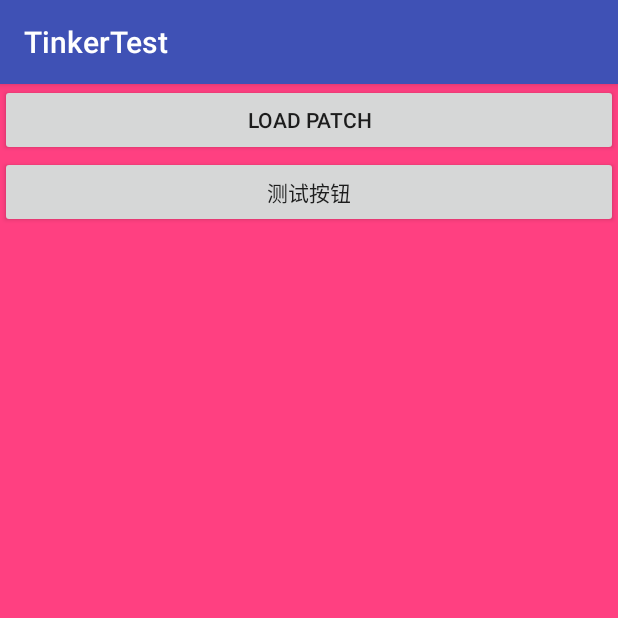
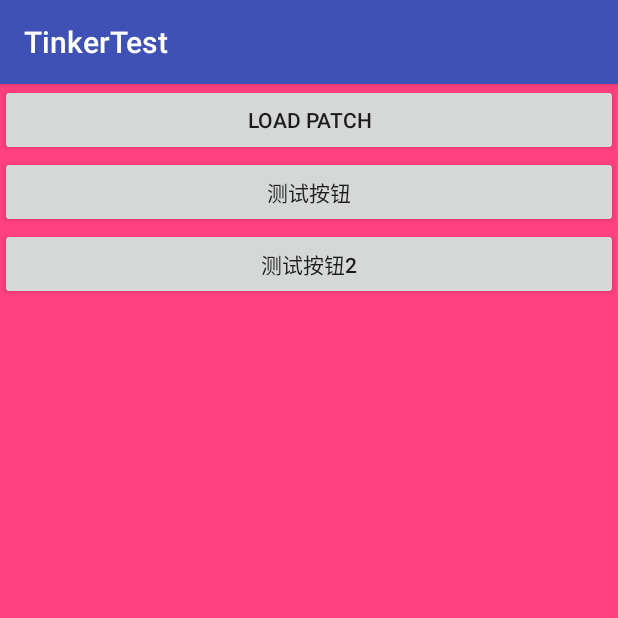
Before and after one commit to xiaobaima520gyj/TinkerDemo, an Android app: the screen it shows after launch (MainActivity), after a tap on "LOAD PATCH", on a phone screen of 412 x 824 dp, the top half of it. Run offline under Robolectric (Android 15) with nearby library versions, the phone set to English and light mode, and no system bars; libraries missing offline, so code that uses them is left out: com.tencent.tinker; 1 statement that could not run was skipped.

Commit message:
修改了热修复的加载成功之后的行为

```diff
--- a/app/build.gradle
+++ b/app/build.gradle
@@ -51,10 +51,10 @@ dependencies {
 
 ext{
     tinkerEnable = true
-    tinkerOldApkPath = "${bakPath}/app-release-0228-18-02-25.apk"
+    tinkerOldApkPath = "${bakPath}/app-release-0302-16-48-43.apk"
     tinkerId = "$VERSTION_NAME"
-    tinkerApplyMappingPath = "${bakPath}/app-release-0228-18-02-25-mapping.txt"
-    tinkerApplyResourcePath = "${bakPath}/app-release-0228-18-02-25-R.txt"
+    tinkerApplyMappingPath = "${bakPath}/app-release-0302-16-48-43-mapping.txt"
+    tinkerApplyResourcePath = "${bakPath}/app-release-0302-16-48-43-R.txt"
 }
 
 def buildWithTinker(){
--- a/app/src/main/java/com/hisuchina/tinkertest/MainActivity.java
+++ b/app/src/main/java/com/hisuchina/tinkertest/MainActivity.java
@@ -17,11 +17,15 @@ public class MainActivity extends AppCompatActivity {
 
 	public void loadPatch(View view){
 		Toast.makeText(this, "load patch", Toast.LENGTH_SHORT).show();
-		TinkerManager.loadPatch("/storage/emulated/0/tinker.apk");
+		TinkerManager.loadPatch("/storage/emulated/0/tinker.apk","");
 	}
 
 	public void testBtn(View view){
 		Intent intent = new Intent(this, TestActivity.class);
 		startActivity(intent);
 	}
+
+	public void testBtn2(View view){
+		Toast.makeText(this, "show test", Toast.LENGTH_SHORT).show();
+	}
 }
--- a/app/src/main/java/com/hisuchina/tinkertest/manager/TinkerManager.java
+++ b/app/src/main/java/com/hisuchina/tinkertest/manager/TinkerManager.java
@@ -1,6 +1,14 @@
 package com.hisuchina.tinkertest.manager;
 
 import android.content.Context;
+import com.hisuchina.tinkertest.mode.CustomPatchListener;
+import com.hisuchina.tinkertest.mode.CustomResultService;
+import com.tencent.tinker.lib.patch.AbstractPatch;
+import com.tencent.tinker.lib.patch.UpgradePatch;
+import com.tencent.tinker.lib.reporter.DefaultLoadReporter;
+import com.tencent.tinker.lib.reporter.DefaultPatchReporter;
+import com.tencent.tinker.lib.reporter.LoadReporter;
+import com.tencent.tinker.lib.reporter.PatchReporter;
 import com.tencent.tinker.lib.tinker.Tinker;
 import com.tencent.tinker.lib.tinker.TinkerInstaller;
 import com.tencent.tinker.loader.app.ApplicationLike;
@@ -13,6 +21,7 @@ public class TinkerManager {
 
 	private static boolean isIntalled = false;
 	private static ApplicationLike mAppLike;
+	private static CustomPatchListener mCustomPatchListener;
 
 	public static void installTinker(ApplicationLike applicationLike){
 		mAppLike = applicationLike;
@@ -20,12 +29,21 @@ public class TinkerManager {
 			return;
 		}
 
-		TinkerInstaller.install(mAppLike);
+		mCustomPatchListener = new CustomPatchListener(getApplicationContext());
+
+		LoadReporter loadReporter = new DefaultLoadReporter(getApplicationContext());
+		PatchReporter patchReporter = new DefaultPatchReporter(getApplicationContext());
+
+		AbstractPatch upgradePatchProcessor = new UpgradePatch();
+		//完成Tinker初始化
+		TinkerInstaller.install(applicationLike, loadReporter, patchReporter,
+			mCustomPatchListener, CustomResultService.class, upgradePatchProcessor);
 		isIntalled = true;
 	}
 
-	public static void loadPatch(String path){
+	public static void loadPatch(String path,String md5){
 		if (Tinker.isTinkerInstalled()){
+			mCustomPatchListener.setCurrMd5(md5);
 			TinkerInstaller.onReceiveUpgradePatch(getApplicationContext(), path);
 		}
 	}
--- a/app/src/main/res/layout/activity_main.xml
+++ b/app/src/main/res/layout/activity_main.xml
@@ -14,10 +14,19 @@ android:background="@color/colorAccent">
 	        android:layout_height = "wrap_content"
 	        android:text="load patch"
 	        android:onClick="loadPatch" />
-	<Button android:layout_width = "match_parent"
+	<Button
+			android:id="@+id/test_btn"
+			android:layout_width = "match_parent"
 	        android:layout_height = "wrap_content"
 	        android:text="测试按钮"
 	        android:onClick="testBtn"
 	        app:layout_constraintTop_toBottomOf="@+id/load_patch_btn"
 	        tools:ignore = "OnClick" />
+	<Button android:layout_width = "match_parent"
+	        android:layout_height = "wrap_content"
+	        android:text="测试按钮2"
+	        android:onClick="testBtn2"
+	        app:layout_constraintTop_toBottomOf="@+id/test_btn"
+	        tools:ignore = "OnClick"
+	android:visibility="visible"/>
 </android.support.constraint.ConstraintLayout>
```
Also changed, not shown: app/src/main/AndroidManifest.xml (+27 -2 lines), app/src/main/java/com/hisuchina/tinkertest/mode/CustomPatchListener.java (added, +38 -0 lines), app/src/main/java/com/hisuchina/tinkertest/mode/CustomResultService.java (added, +45 -0 lines), app/src/main/java/com/hisuchina/tinkertest/util/Utils.java (added, +11 -0 lines).
